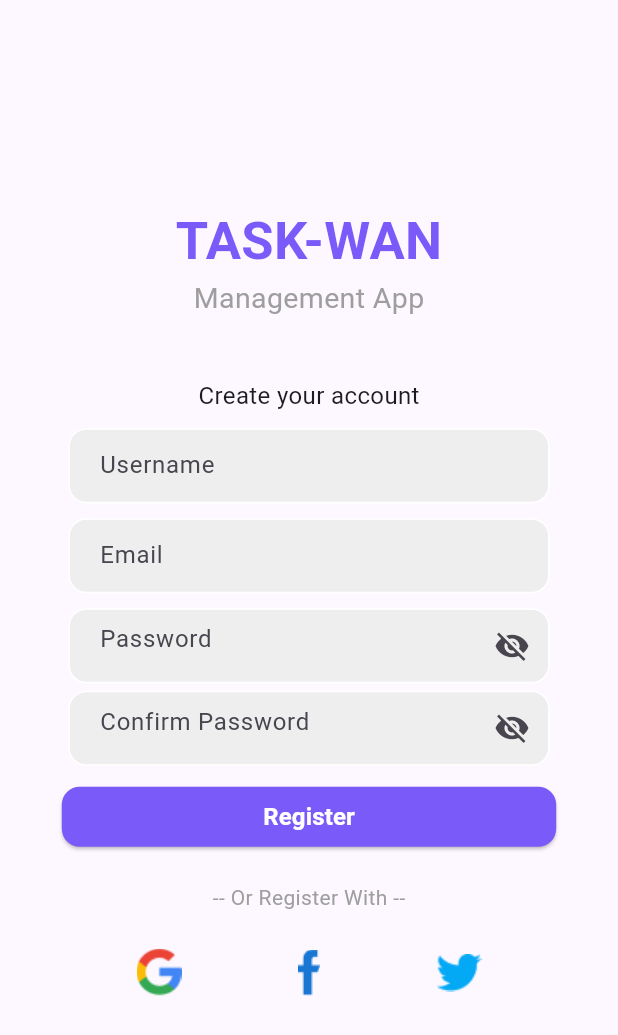
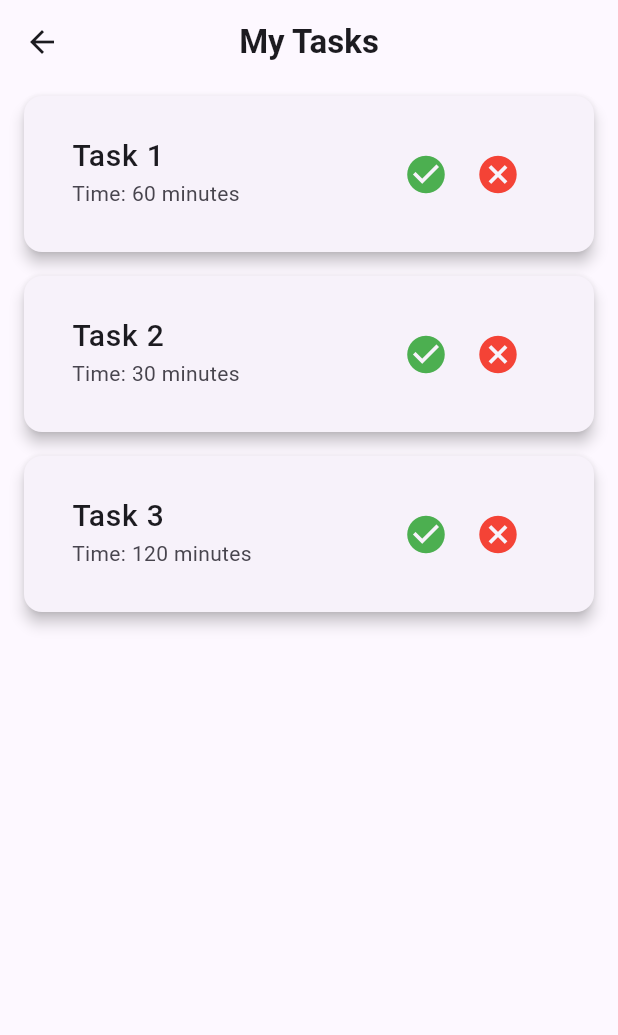
Before and after one commit to ritz-17/Task-mvp, a Flutter app: the screen it shows after launch, on a phone screen of 412 x 824 dp. Shown: the top 1035 px of the screen. Run offline on Flutter 3.47's test engine with Material 3 defaults, Android fonts, the phone set to English and light mode, and no system bars; our stand-ins replace circular_countdown_timer, hive, hive_flutter; accounts and stored records are empty.

Commit message:
Employee Task Screen

```diff
--- a/analysis_options.yaml
+++ b/analysis_options.yaml
@@ -7,6 +7,9 @@
 
 # The following line activates a set of recommended lints for Flutter apps,
 # packages, and plugins designed to encourage good coding practices.
+analyzer:
+  errors:
+    non_constant_identifier_names: ignore
 include: package:flutter_lints/flutter.yaml
 
 linter:
--- a/lib/main.dart
+++ b/lib/main.dart
@@ -2,29 +2,25 @@ import 'package:flutter/material.dart';
 import 'package:hive_flutter/hive_flutter.dart';
 import 'package:provider/provider.dart';
 import 'package:task_mvp/provider/auth_provider.dart';
+import 'package:task_mvp/provider/timer_provider.dart'; // Import TimerProvider
 import 'package:task_mvp/screens/login_screen.dart';
 import 'package:task_mvp/screens/verified_screen.dart';
 import 'package:task_mvp/screens/splashScreen.dart';
 import 'package:task_mvp/utils/bottom_navigation_bar.dart';
 
+import 'screens/dashboard_screen.dart';
+import 'screens/employee_task_screen.dart';
 import 'screens/signup_screen.dart';
 import 'screens/verification_screen.dart';
 
 void main() async {
   WidgetsFlutterBinding.ensureInitialized();
   await Hive.initFlutter();
-  runApp(MyApp());
-}
-
-class MyApp extends StatelessWidget {
-  const MyApp({super.key});
-
-  @override
-  Widget build(BuildContext context) {
-    return MultiProvider(
+  runApp(
+    MultiProvider(
       providers: [
         ChangeNotifierProvider<AuthProvider>(create: (_) => AuthProvider()),
-        // Add more providers here if needed
+        ChangeNotifierProvider<TimerProvider>(create: (_) => TimerProvider()), // Add TimerProvider
       ],
       child: MaterialApp(
         debugShowCheckedModeBanner: false,
@@ -35,8 +31,8 @@ class MyApp extends StatelessWidget {
           ),
           useMaterial3: true,
         ),
-        home: SignupPage(),
+        home: EmployeeTaskPage(),
       ),
-    );
-  }
+    ),
+  );
 }
--- /dev/null
+++ b/lib/provider/timer_provider.dart
@@ -0,0 +1,17 @@
+import 'package:flutter/material.dart';
+
+class TimerProvider with ChangeNotifier {
+  bool _isTimerStarted = false;
+
+  bool get isTimerStarted => _isTimerStarted;
+
+  void startTimer() {
+    _isTimerStarted = true;
+    notifyListeners();
+  }
+
+  void stopTimer() {
+    _isTimerStarted = false;
+    notifyListeners();
+  }
+}
--- /dev/null
+++ b/lib/screens/employee_task_screen.dart
@@ -0,0 +1,81 @@
+import 'package:flutter/material.dart';
+import 'package:provider/provider.dart';
+import 'package:task_mvp/provider/timer_provider.dart';
+import 'package:task_mvp/utils/task_list_tile.dart';
+import 'task_detail_screen.dart';
+
+class EmployeeTaskPage extends StatefulWidget {
+  const EmployeeTaskPage({Key? key}) : super(key: key);
+
+  @override
+  State<EmployeeTaskPage> createState() => _EmployeeTaskPageState();
+}
+
+class _EmployeeTaskPageState extends State<EmployeeTaskPage> {
+  List<Task> tasks = [
+    Task(
+      name: 'Task 1',
+      timeToComplete: Duration(minutes: 60), // 1 hour
+      description: 'Description 1',
+    ),
+    Task(
+      name: 'Task 2',
+      timeToComplete: Duration(minutes: 30),
+      description: 'Description 2',
+    ),
+    Task(
+      name: 'Task 3',
+      timeToComplete: Duration(hours: 2),
+      description: 'Description 3',
+    ),
+  ];
+
+  @override
+  Widget build(BuildContext context) {
+    return Scaffold(
+      appBar: AppBar(
+        centerTitle: true,
+        title: Text(
+          'My Tasks',
+          style: TextStyle(fontWeight: FontWeight.bold),
+        ),
+        leading: IconButton(
+          icon: Icon(Icons.arrow_back),
+          onPressed: () => Navigator.pop(context),
+        ),
+      ),
+      body: ChangeNotifierProvider(
+        create: (context) => TimerProvider(),
+        child: ListView.builder(
+          itemCount: tasks.length,
+          itemBuilder: (context, index) {
+            return GestureDetector(
+              onTap: () {
+                Navigator.push(
+                  context,
+                  MaterialPageRoute(
+                    builder: (context) => TaskDetailScreen(task: tasks[index]),
+                  ),
+                );
+              },
+              child: TaskTile(
+                task: tasks[index],
+                onAccept: () {
+                  setState(() {
+                    tasks[index].status = 'Accepted';
+                  });
+                  Provider.of<TimerProvider>(context, listen: false).startTimer();
+                },
+                onReject: () {
+                  setState(() {
+                    tasks[index].status = 'Rejected';
+                  });
+                },
+              ),
+            );
+          },
+        ),
+      ),
+    );
+  }
+}
--- /dev/null
+++ b/lib/utils/task_list_tile.dart
@@ -0,0 +1,86 @@
+import 'package:flutter/material.dart';
+
+class Task {
+  final String name;
+  final String description;
+  final Duration timeToComplete;
+  String status = "Pending";
+
+  Task({
+    required this.name,
+    required this.timeToComplete,
+    required this.description,
+  });
+}
+
+class TaskTile extends StatelessWidget {
+  final Task task;
+  final VoidCallback onAccept;
+  final VoidCallback onReject;
+
+  const TaskTile({
+    Key? key,
+    required this.task,
+    required this.onAccept,
+    required this.onReject,
+  }) : super(key: key);
+
+  @override
+  Widget build(BuildContext context) {
+    return Card(
+      elevation: 4,
+      margin: EdgeInsets.symmetric(vertical: 8, horizontal: 16),
+      child: Padding(
+        padding: const EdgeInsets.all(16.0),
+        child: ListTile(
+          title: Text(
+            task.name,
+            style: TextStyle(fontSize: 20, fontWeight: FontWeight.w500),
+          ),
+          subtitle: Text('Time: ${task.timeToComplete.inMinutes} minutes'),
+          trailing: Row(
+            mainAxisSize: MainAxisSize.min,
+            children: [
+              Visibility(
+                visible: task.status == "Pending",
+                child: IconButton(
+                  icon: Icon(
+                    Icons.check_circle,
+                    color: Colors.green,
+                    size: 30,
+                  ),
+                  onPressed: onAccept,
+                ),
+              ),
+              Visibility(
+                visible: task.status == "Pending",
+                child: IconButton(
+                  icon: Icon(
+                    Icons.cancel,
+                    color: Colors.red,
+                    size: 30,
+                  ),
+                  onPressed: onReject,
+                ),
+              ),
+              Visibility(
+                visible: task.status == "Accepted",
+                child: Text(
+                  "Accepted",
+                  style: TextStyle(color: Colors.green),
+                ),
+              ),
+              Visibility(
+                visible: task.status == "Rejected",
+                child: Text(
+                  "Rejected",
+                  style: TextStyle(color: Colors.red),
+                ),
+              ),
+            ],
+          ),
+        ),
+      ),
+    );
+  }
+}
--- a/pubspec.yaml
+++ b/pubspec.yaml
@@ -35,6 +35,9 @@ dependencies:
   hive_flutter: ^1.1.0
   http: ^1.2.2
   provider: ^6.1.2
+  circular_countdown_timer: ^0.2.4
+  timer_count_down: ^2.2.2
+  intl: ^0.20.1
 
 dev_dependencies:
   build_runner: ^2.4.14
```
Also changed, not shown: lib/screens/task_detail_screen.dart (added, +73 -0 lines), pubspec.lock.
